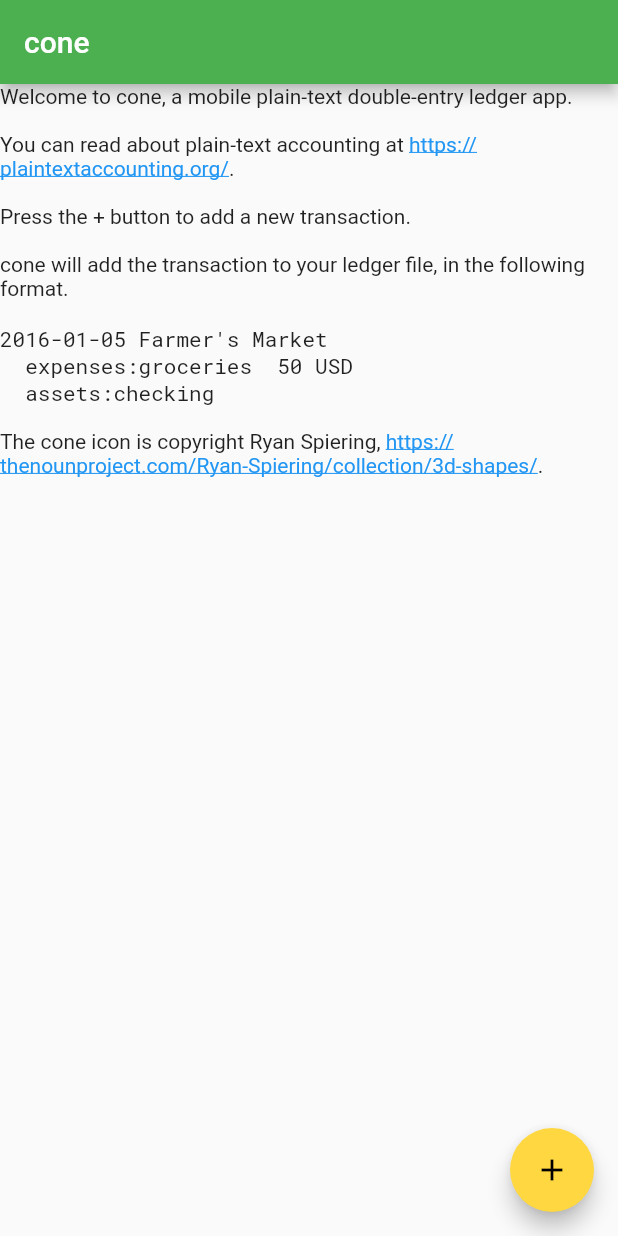
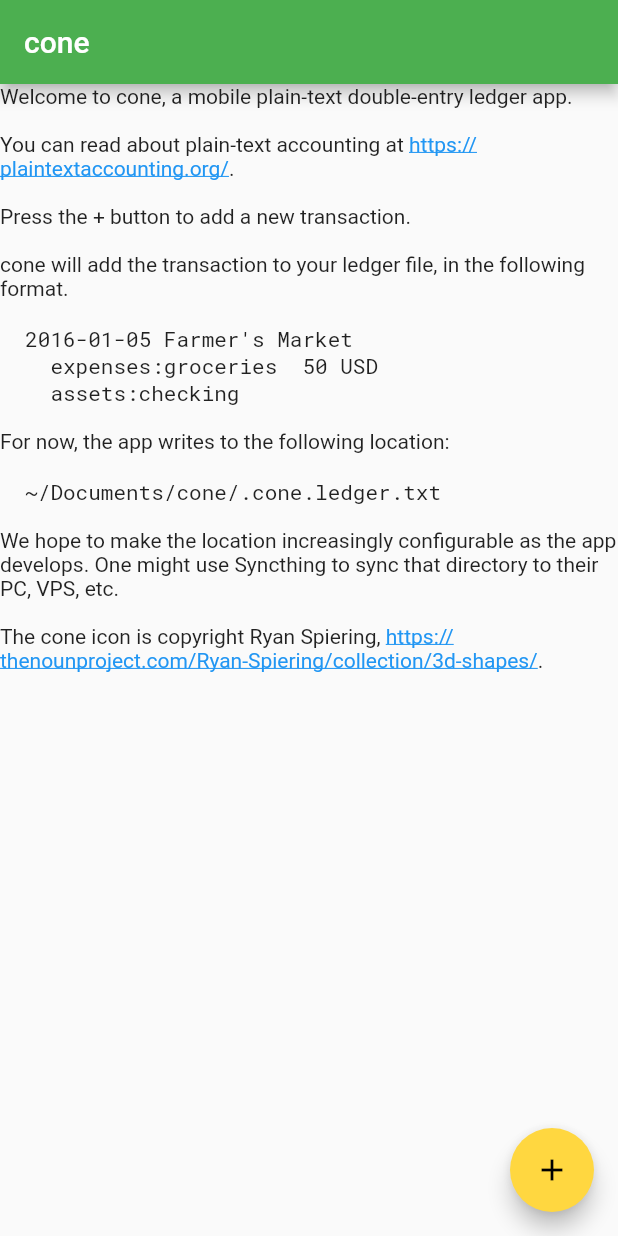
Before and after one commit to bradyt/cone, a Flutter app: the screen it shows after launch, on a phone screen of 412 x 824 dp. Run offline on Flutter 3.47's test engine with Material 2 defaults, Android fonts, the phone set to English and light mode, and no system bars; our stand-ins replace package_info; missing offline and left inert: simple_permissions.

Commit message:
Update homepage

```diff
--- a/lib/src/flutter/home.dart
+++ b/lib/src/flutter/home.dart
@@ -10,7 +10,9 @@ class Home extends StatelessWidget {
       ),
       body: DefaultTextStyle(
         style: Theme.of(context).textTheme.body1,
-        child: RichWidget(),
+        child: SingleChildScrollView(
+          child: RichWidget(),
+        ),
       ),
       floatingActionButton: FloatingActionButton(
         onPressed: () {
@@ -54,12 +56,31 @@ cone will add the transaction to your ledger file, in the following format.
 ''',
           ),
           TextSpan(
-            text: '''2016-01-05 Farmer's Market
-  expenses:groceries  50 USD
-  assets:checking''',
+            text: '''  2016-01-05 Farmer's Market
+    expenses:groceries  50 USD
+    assets:checking''',
             style: TextStyle(fontFamily: "RobotoMono"),
           ),
-          TextSpan(text: '\n\nThe cone icon is copyright Ryan Spiering, '),
+          TextSpan(
+            text: '''
+
+
+For now, the app writes to the following location:
+
+''',
+          ),
+          TextSpan(
+            text: '  ~/Documents/cone/.cone.ledger.txt',
+            style: TextStyle(fontFamily: 'RobotoMono'),
+          ),
+          TextSpan(
+            text: '''
+
+
+We hope to make the location increasingly configurable as the app develops. One might use Syncthing to sync that directory to their PC, VPS, etc.
+
+The cone icon is copyright Ryan Spiering, ''',
+          ),
           TextSpan(
               text:
                   'https://thenounproject.com/Ryan-Spiering/collection/3d-shapes/',
@@ -67,10 +88,6 @@ cone will add the transaction to your ledger file, in the following format.
                 color: Colors.blue,
                 decoration: TextDecoration.underline,
               ),
-              // style: Theme.of(context)
-              //     .textTheme
-              //     .body1
-              //     .copyWith(color: Colors.blue),
               recognizer: TapGestureRecognizer()
                 ..onTap = () {
                   launch(
```
